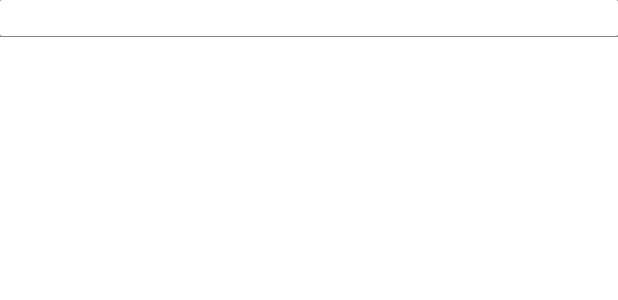
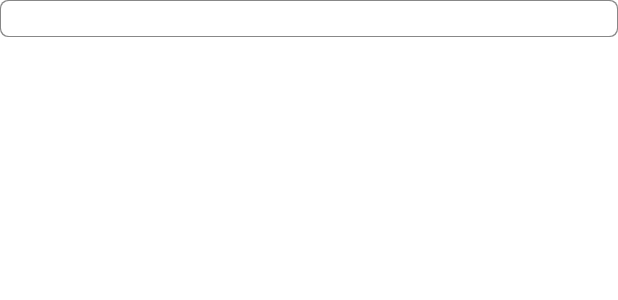
Before and after one commit to KateTroshkova/BeHealthyOficial, an Android app: the layout simple_custom_item.xml on its own in the app's theme, with its tools: preview values and no code run, on a phone screen of 412 x 824 dp. Shown: the top 300 px of the screen. Run offline under Robolectric (Android 15) with nearby library versions, the light colour scheme and no system bars.

Commit message:
separate treatment

```diff
--- a/app/src/main/res/drawable/spinner_background.xml
+++ b/app/src/main/res/drawable/spinner_background.xml
@@ -4,14 +4,14 @@
         <shape
             android:shape="rectangle">
             <solid android:color="#888888" />
-            <corners android:radius="0dp"/>
+            <corners android:radius="5dp"/>
         </shape>
     </item>
-    <item android:bottom="1dp">
+    <item android:bottom="1dp" android:top="1dp" android:right="1dp" android:left="1dp">
         <shape
             android:shape="rectangle">
             <solid android:color="@color/colorWhite"/>
-            <corners android:radius="1dp"/>
+            <corners android:radius="5dp"/>
         </shape>
     </item>
 </layer-list>
--- a/app/src/main/res/layout/fragment_treatment.xml
+++ b/app/src/main/res/layout/fragment_treatment.xml
@@ -6,6 +6,8 @@
     <ListView
         android:id="@+id/treatment_list"
         android:layout_width="match_parent"
-        android:layout_height="match_parent"/>
+        android:layout_height="match_parent"
+        android:layout_marginRight="@dimen/slide_margin_right"
+        android:layout_marginLeft="@dimen/slide_margin_right"/>
 
 </FrameLayout>
--- a/app/src/main/res/layout/simple_custom_item.xml
+++ b/app/src/main/res/layout/simple_custom_item.xml
@@ -1,15 +1,15 @@
 <?xml version="1.0" encoding="utf-8"?>
 <LinearLayout xmlns:android="http://schemas.android.com/apk/res/android"
-    xmlns:app="http://schemas.android.com/apk/res-auto"
     android:orientation="horizontal" android:layout_width="match_parent"
     android:layout_height="match_parent"
     android:background="@color/colorWhite">
 
-    <TextView
+    <com.be_healthy_license_2014141300.be_healthy.view.CustomSizeTextView
         android:id="@+id/textView2"
         android:textColor="@color/colorBlack"
         android:layout_width="match_parent"
         android:layout_height="wrap_content"
+        android:gravity="center"
         android:background="@drawable/spinner_background"
         android:textSize="18sp"/>
 
--- a/app/src/main/res/layout/simple_separated_item.xml
+++ b/app/src/main/res/layout/simple_separated_item.xml
@@ -2,7 +2,10 @@
 <com.be_healthy_license_2014141300.be_healthy.view.CustomSizeTextView
     xmlns:android="http://schemas.android.com/apk/res/android"
     android:layout_width="match_parent"
+    android:layout_marginRight="@dimen/slide_margin_right"
+    android:layout_marginLeft="@dimen/slide_margin_right"
     android:background="@drawable/spinner_background"
-    android:layout_height="match_parent">
+    android:layout_height="150dp"
+    android:gravity="center">
 
 </com.be_healthy_license_2014141300.be_healthy.view.CustomSizeTextView>
```
Also changed, not shown: app/src/main/res/layout/fragment_settings.xml (+17 -6 lines), 2 other files.
